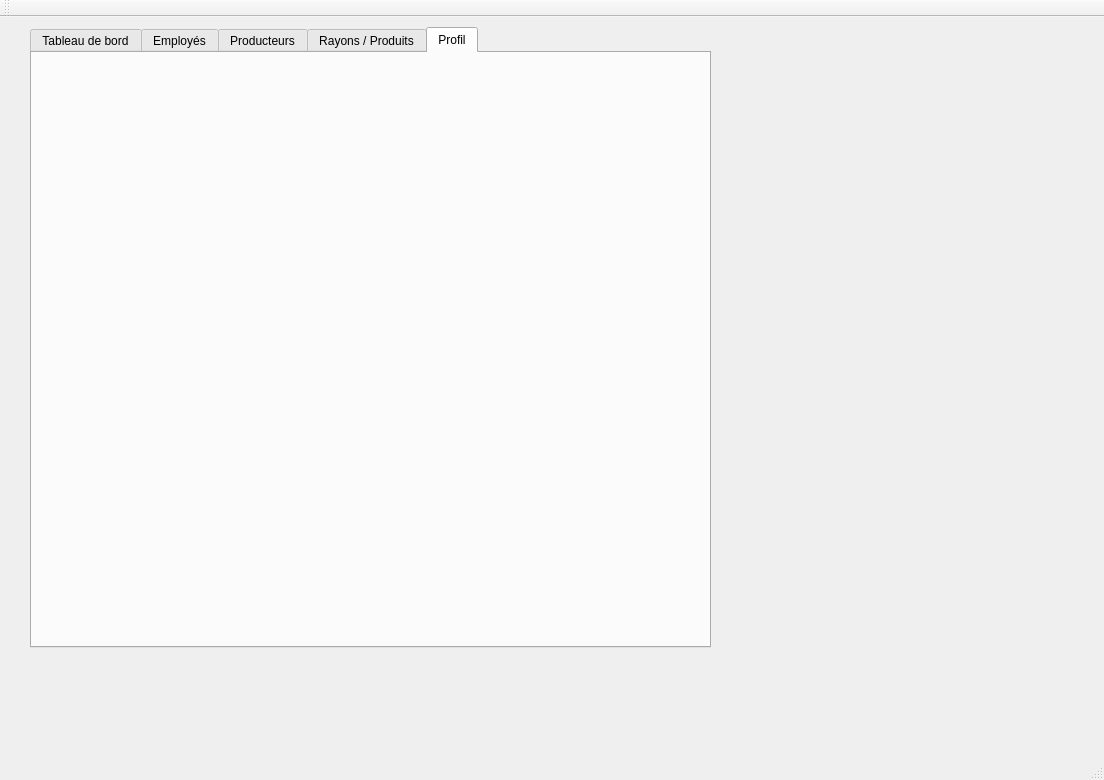
This is mainwindow.ui in LouisVraie/circuitsCourtsBackOffice as Qt 5 draws it before an edit. The edited form follows.
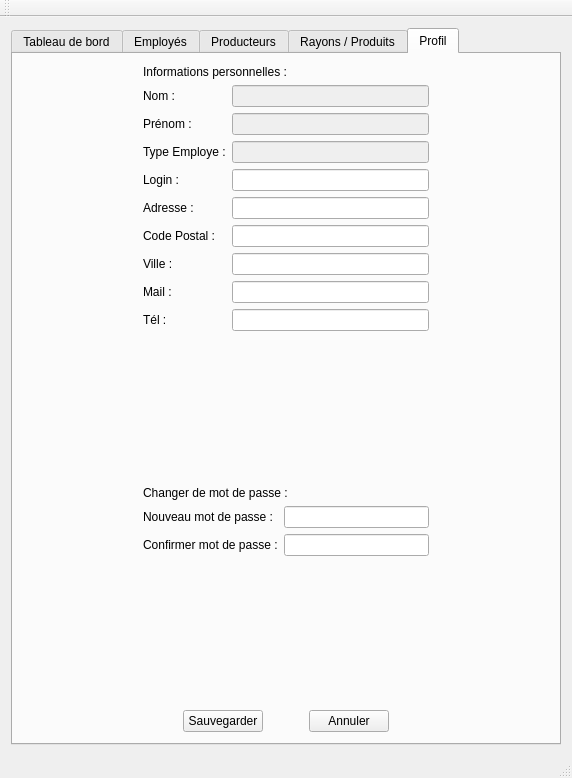
This is the edited form.

Commit message: remplissage du tab Profil dans mainwindow.ui + création de la méthode setTab_profil de la classe MainWindow

What changed in the file:
```diff
--- a/mainwindow.ui
+++ b/mainwindow.ui
@@ -6,52 +6,323 @@
    <rect>
     <x>0</x>
     <y>0</y>
-    <width>1104</width>
-    <height>780</height>
+    <width>572</width>
+    <height>778</height>
    </rect>
   </property>
   <property name="windowTitle">
    <string>MainWindow</string>
   </property>
   <widget class="QWidget" name="centralWidget">
-   <widget class="QTabWidget" name="tabWidget">
-    <property name="geometry">
-     <rect>
-      <x>30</x>
-      <y>10</y>
-      <width>681</width>
-      <height>621</height>
-     </rect>
-    </property>
-    <property name="currentIndex">
-     <number>4</number>
-    </property>
-    <widget class="QWidget" name="tab_tableauDeBord">
-     <attribute name="title">
-      <string>Tableau de bord</string>
-     </attribute>
-    </widget>
-    <widget class="QWidget" name="tab_employes">
-     <attribute name="title">
-      <string>Employés</string>
-     </attribute>
-    </widget>
-    <widget class="QWidget" name="tab_producteurs">
-     <attribute name="title">
-      <string>Producteurs</string>
-     </attribute>
-    </widget>
-    <widget class="QWidget" name="tab_rayonsProduits">
-     <attribute name="title">
-      <string>Rayons / Produits</string>
-     </attribute>
-    </widget>
-    <widget class="QWidget" name="tab_profil">
-     <attribute name="title">
-      <string>Profil</string>
-     </attribute>
-    </widget>
-   </widget>
+   <layout class="QVBoxLayout" name="verticalLayout_2">
+    <item>
+     <widget class="QTabWidget" name="tabWidget">
+      <property name="currentIndex">
+       <number>4</number>
+      </property>
+      <widget class="QWidget" name="tab_tableauDeBord">
+       <attribute name="title">
+        <string>Tableau de bord</string>
+       </attribute>
+      </widget>
+      <widget class="QWidget" name="tab_employes">
+       <attribute name="title">
+        <string>Employés</string>
+       </attribute>
+      </widget>
+      <widget class="QWidget" name="tab_producteurs">
+       <attribute name="title">
+        <string>Producteurs</string>
+       </attribute>
+      </widget>
+      <widget class="QWidget" name="tab_rayonsProduits">
+       <attribute name="title">
+        <string>Rayons / Produits</string>
+       </attribute>
+      </widget>
+      <widget class="QWidget" name="tab_profil">
+       <attribute name="title">
+        <string>Profil</string>
+       </attribute>
+       <layout class="QHBoxLayout" name="horizontalLayout_2">
+        <item>
+         <spacer name="horizontalSpacer_5">
+          <property name="orientation">
+           <enum>Qt::Horizontal</enum>
+          </property>
+          <property name="sizeHint" stdset="0">
+           <size>
+            <width>97</width>
+            <height>20</height>
+           </size>
+          </property>
+         </spacer>
+        </item>
+        <item>
+         <layout class="QVBoxLayout" name="verticalLayout_4">
+          <item>
+           <layout class="QVBoxLayout" name="verticalLayout">
+            <item>
+             <widget class="QLabel" name="label_infosPersoEmploye">
+              <property name="text">
+               <string>Informations personnelles :</string>
+              </property>
+             </widget>
+            </item>
+            <item>
+             <layout class="QFormLayout" name="formLayout">
+              <item row="0" column="0">
+               <widget class="QLabel" name="label_nomEmploye">
+                <property name="text">
+                 <string>Nom :</string>
+                </property>
+               </widget>
+              </item>
+              <item row="0" column="1">
+               <widget class="QLineEdit" name="lineEdit_nomEmploye">
+                <property name="enabled">
+                 <bool>false</bool>
+                </property>
+               </widget>
+              </item>
+              <item row="1" column="0">
+               <widget class="QLabel" name="label_prenomEmploye">
+                <property name="text">
+                 <string>Prénom :</string>
+                </property>
+               </widget>
+              </item>
+              <item row="1" column="1">
+               <widget class="QLineEdit" name="lineEdit_prenomEmploye">
+                <property name="enabled">
+                 <bool>false</bool>
+                </property>
+               </widget>
+              </item>
+              <item row="3" column="0">
+               <widget class="QLabel" name="label_loginEmploye">
+                <property name="text">
+                 <string>Login :</string>
+                </property>
+               </widget>
+              </item>
+              <item row="3" column="1">
+               <widget class="QLineEdit" name="lineEdit_loginEmploye"/>
+              </item>
+              <item row="4" column="0">
+               <widget class="QLabel" name="label_adresseEmploye">
+                <property name="text">
+                 <string>Adresse :</string>
+                </property>
+               </widget>
+              </item>
+              <item row="4" column="1">
+               <widget class="QLineEdit" name="lineEdit_adresseEmploye"/>
+              </item>
+              <item row="5" column="0">
+               <widget class="QLabel" name="label_codePostalEmploye">
+                <property name="text">
+                 <string>Code Postal :</string>
+                </property>
+               </widget>
+              </item>
+              <item row="5" column="1">
+               <widget class="QLineEdit" name="lineEdit_codePostalEmploye"/>
+              </item>
+              <item row="6" column="0">
+               <widget class="QLabel" name="label_villeEmploye">
+                <property name="text">
+                 <string>Ville :</string>
+                </property>
+               </widget>
+              </item>
+              <item row="6" column="1">
+               <widget class="QLineEdit" name="lineEdit_villeEmploye"/>
+              </item>
+              <item row="7" column="0">
+               <widget class="QLabel" name="label_mailEmploye">
+                <property name="text">
+                 <string>Mail :</string>
+                </property>
+               </widget>
+              </item>
+              <item row="7" column="1">
+               <widget class="QLineEdit" name="lineEdit_mailEmploye"/>
+              </item>
+              <item row="8" column="0">
+               <widget class="QLabel" name="label_telEmploye">
+                <property name="text">
+                 <string>Tél :</string>
+                </property>
+               </widget>
+              </item>
+              <item row="8" column="1">
+               <widget class="QLineEdit" name="lineEdit_telEmploye"/>
+              </item>
+              <item row="2" column="0">
+               <widget class="QLabel" name="label_typeEmploye">
+                <property name="text">
+                 <string>Type Employe :</string>
+                </property>
+               </widget>
+              </item>
+              <item row="2" column="1">
+               <widget class="QLineEdit" name="lineEdit_typeEmploye">
+                <property name="enabled">
+                 <bool>false</bool>
+                </property>
+               </widget>
+              </item>
+             </layout>
+            </item>
+           </layout>
+          </item>
+          <item>
+           <spacer name="verticalSpacer">
+            <property name="orientation">
+             <enum>Qt::Vertical</enum>
+            </property>
+            <property name="sizeHint" stdset="0">
+             <size>
+              <width>20</width>
+              <height>106</height>
+             </size>
+            </property>
+           </spacer>
+          </item>
+          <item>
+           <layout class="QVBoxLayout" name="verticalLayout_3">
+            <item>
+             <widget class="QLabel" name="label_changerMotDePasseEmploye">
+              <property name="text">
+               <string>Changer de mot de passe :</string>
+              </property>
+             </widget>
+            </item>
+            <item>
+             <layout class="QFormLayout" name="formLayout_2">
+              <item row="0" column="0">
+               <widget class="QLabel" name="label_newMotDePasseEmploye">
+                <property name="text">
+                 <string>Nouveau mot de passe :</string>
+                </property>
+               </widget>
+              </item>
+              <item row="0" column="1">
+               <widget class="QLineEdit" name="lineEdit_newMotDePasseEmploye">
+                <property name="echoMode">
+                 <enum>QLineEdit::Password</enum>
+                </property>
+               </widget>
+              </item>
+              <item row="1" column="0">
+               <widget class="QLabel" name="label_confirmMotDePasseEmploye">
+                <property name="text">
+                 <string>Confirmer mot de passe :</string>
+                </property>
+               </widget>
+              </item>
+              <item row="1" column="1">
+               <widget class="QLineEdit" name="lineEdit_confirmMotDePasseEmploye">
+                <property name="echoMode">
+                 <enum>QLineEdit::Password</enum>
+                </property>
+               </widget>
+              </item>
+             </layout>
+            </item>
+           </layout>
+          </item>
+          <item>
+           <spacer name="verticalSpacer_2">
+            <property name="orientation">
+             <enum>Qt::Vertical</enum>
+            </property>
+            <property name="sizeHint" stdset="0">
+             <size>
+              <width>20</width>
+              <height>105</height>
+             </size>
+            </property>
+           </spacer>
+          </item>
+          <item>
+           <layout class="QHBoxLayout" name="horizontalLayout">
+            <item>
+             <spacer name="horizontalSpacer">
+              <property name="orientation">
+               <enum>Qt::Horizontal</enum>
+              </property>
+              <property name="sizeHint" stdset="0">
+               <size>
+                <width>40</width>
+                <height>20</height>
+               </size>
+              </property>
+             </spacer>
+            </item>
+            <item>
+             <widget class="QPushButton" name="pushButton_sauvegarderInfosEmploye">
+              <property name="text">
+               <string>Sauvegarder</string>
+              </property>
+             </widget>
+            </item>
+            <item>
+             <spacer name="horizontalSpacer_3">
+              <property name="orientation">
+               <enum>Qt::Horizontal</enum>
+              </property>
+              <property name="sizeHint" stdset="0">
+               <size>
+                <width>40</width>
+                <height>20</height>
+               </size>
+              </property>
+             </spacer>
+            </item>
+            <item>
+             <widget class="QPushButton" name="pushButton_annulerInfosEmploye">
+              <property name="text">
+               <string>Annuler</string>
+              </property>
+             </widget>
+            </item>
+            <item>
+             <spacer name="horizontalSpacer_2">
+              <property name="orientation">
+               <enum>Qt::Horizontal</enum>
+              </property>
+              <property name="sizeHint" stdset="0">
+               <size>
+                <width>40</width>
+                <height>20</height>
+               </size>
+              </property>
+             </spacer>
+            </item>
+           </layout>
+          </item>
+         </layout>
+        </item>
+        <item>
+         <spacer name="horizontalSpacer_4">
+          <property name="orientation">
+           <enum>Qt::Horizontal</enum>
+          </property>
+          <property name="sizeHint" stdset="0">
+           <size>
+            <width>97</width>
+            <height>20</height>
+           </size>
+          </property>
+         </spacer>
+        </item>
+       </layout>
+      </widget>
+     </widget>
+    </item>
+   </layout>
   </widget>
   <widget class="QMenuBar" name="menuBar">
    <property name="geometry">
```
Left out of the diff: 2 changed lines with no effect on the pictures. The commit also changes 2 other files.
